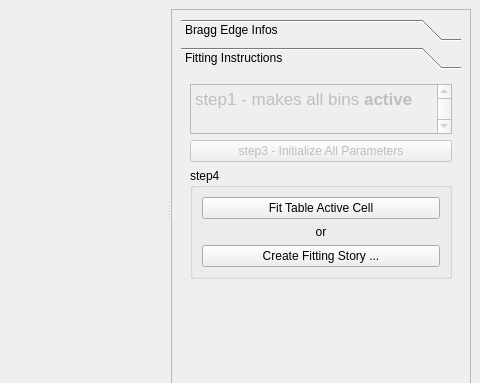
First picture: the form in designer/ui_fittingWindow.ui, repository ornlneutronimaging/iBeatles, before the edit; both pictures show x 738 to 1218 and y 0 to 383 of the 1218 by 773 pixel window.
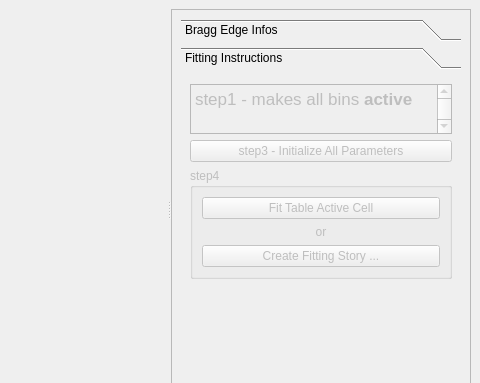
Second picture: the form after the edit.

```diff
--- a/designer/ui_fittingWindow.ui
+++ b/designer/ui_fittingWindow.ui
@@ -323,7 +323,7 @@
              <item>
               <widget class="QGroupBox" name="step4_groupBox">
                <property name="enabled">
-                <bool>true</bool>
+                <bool>false</bool>
                </property>
                <property name="title">
                 <string>step4</string>
@@ -332,7 +332,7 @@
                 <item>
                  <widget class="QPushButton" name="fit_table_active_cell_button">
                   <property name="enabled">
-                   <bool>true</bool>
+                   <bool>false</bool>
                   </property>
                   <property name="text">
                    <string>Fit Table Active Cell</string>
```
